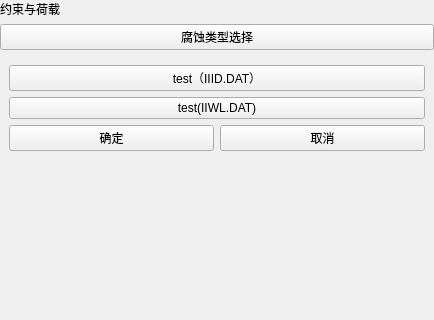
Before: the Qt Designer form plugins/Base_PhysicalField/PhysicalFieldSettingWidget.ui in asd977/base_cae, drawn with Qt 5; both pictures show x 0 to 434 and y 0 to 320 of the 434 by 681 pixel window.
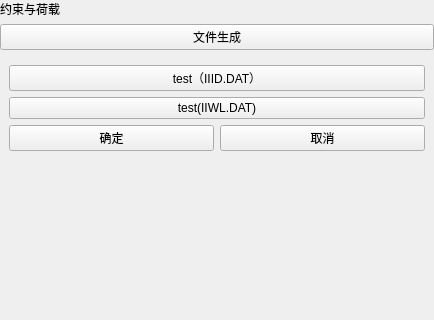
After: the same form once the commit is applied.

The edit to the form file:
```diff
--- a/plugins/Base_PhysicalField/PhysicalFieldSettingWidget.ui
+++ b/plugins/Base_PhysicalField/PhysicalFieldSettingWidget.ui
@@ -45,7 +45,7 @@
       </sizepolicy>
      </property>
      <property name="text">
-      <string>腐蚀类型选择</string>
+      <string>文件生成</string>
      </property>
     </widget>
    </item>
```
